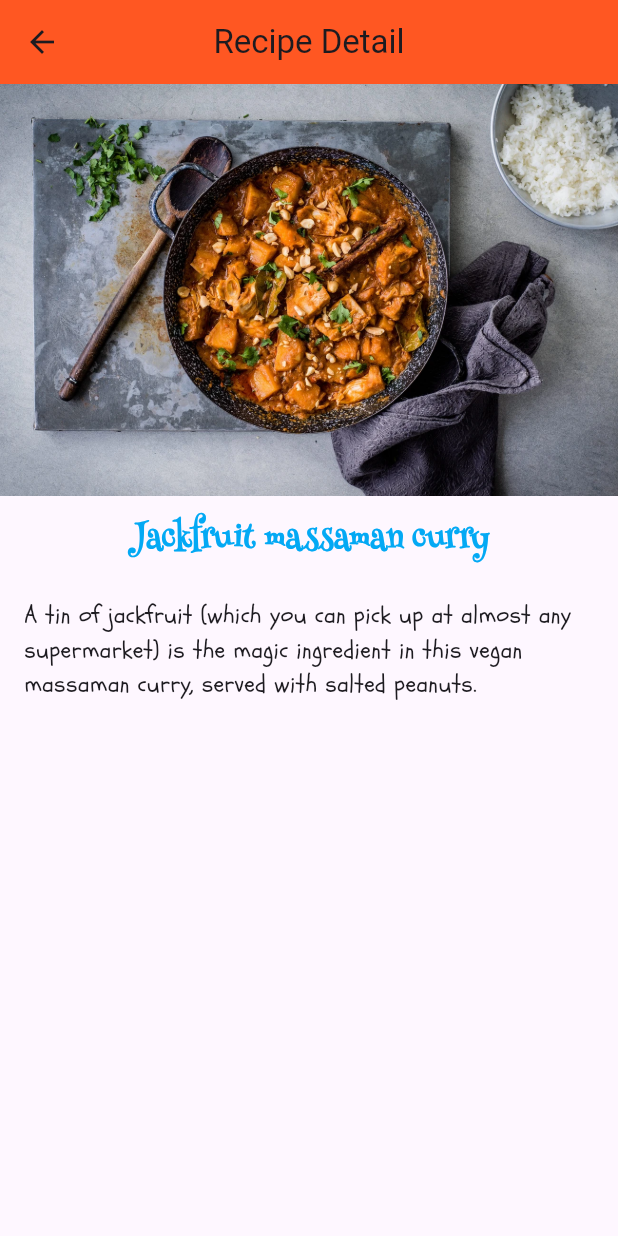
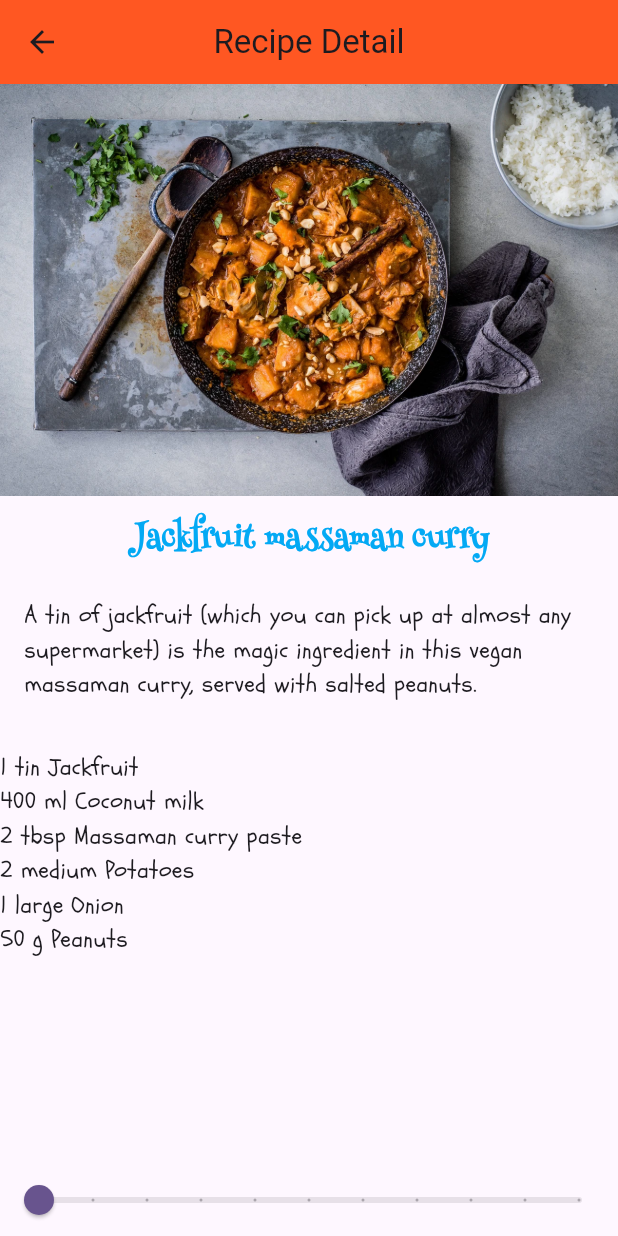
Before and after one commit to NoppharutO151/flutter_application_1, a Flutter app: the screen it shows after launch, after a tap on "Jackfruit massaman curry", on a phone screen of 412 x 824 dp. Run offline on Flutter 3.47's test engine with Material 3 defaults, Android fonts, the phone set to English and light mode, and no system bars.

Commit message:
Week 4 Classworks

```diff
--- a/lib/main.dart
+++ b/lib/main.dart
@@ -1,6 +1,7 @@
 import 'package:flutter/material.dart';
 import 'package:flutter_application_1/model/recipe.dart';
 import 'package:flutter_application_1/recipe_detail.dart';
+import 'package:flutter_application_1/model/ingredient.dart';
 
 void main() {
   runApp(const RecipeApp());
@@ -66,6 +67,7 @@ class _MyHomePageState extends State<MyHomePage> {
                   );
                 },
                 child: buildRecipeCard(Recipe.samples[index]),
+
               );
             },
             itemCount: Recipe.samples.length,
--- /dev/null
+++ b/lib/model/ingredient.dart
@@ -0,0 +1,13 @@
+class Ingredientn {
+  String name; // Name of the ingredient (e.g., "Sugar")
+  int quantity; // Quantity of the ingredient (e.g., "2")
+  String unit; // Unit of measurement (e.g., "cups"
+
+  //constructor
+
+  Ingredientn({
+    required this.name,
+    required this.quantity,
+    required this.unit,
+  });
+}
--- a/lib/model/recipe.dart
+++ b/lib/model/recipe.dart
@@ -1,16 +1,47 @@
+import 'package:flutter_application_1/model/ingredient.dart';
+
 class Recipe {
   String imgLabel; // Label for the image
   String imageUrl; // URL of the image
   String imageDetail; // Detail description of the image
+  List<Ingredientn> ingredients; // List of ingredients
 
-  Recipe(this.imageUrl, this.imgLabel, this.imageDetail);
+  Recipe(this.imageUrl, this.imgLabel, this.imageDetail, this.ingredients);
   static List<Recipe> samples =
   [
-   Recipe('assets/images/images01.webp', 'Jackfruit massaman curry', 'A tin of jackfruit (which you can pick up at almost any supermarket) is the magic ingredient in this vegan massaman curry, served with salted peanuts.'),
-   Recipe('assets/images/images02.webp', 'Crab fried rice with prik nam pla', 'Spice up your rice with crab, broccoli and prik nam pla – a punchy Thai-style dipping sauce.'),
-   Recipe('assets/images/images03.webp', 'Kohlrabi and crab salad', 'Check out our punchy Thai-style recipe with white crabmeat and kohlrabi. This simple salad is easy to make, low in calories and ready in just 15 minutes.'),
+   Recipe('assets/images/images01.webp', 'Jackfruit massaman curry', 'A tin of jackfruit (which you can pick up at almost any supermarket) is the magic ingredient in this vegan massaman curry, served with salted peanuts.', [
+    Ingredientn(name: 'Jackfruit', quantity: 1, unit: 'tin'),
+    Ingredientn(name: 'Coconut milk', quantity: 400, unit: 'ml'),
+    Ingredientn(name: 'Massaman curry paste', quantity: 2, unit: 'tbsp'),
+    Ingredientn(name: 'Potatoes', quantity: 2, unit: 'medium'),
+    Ingredientn(name: 'Onion', quantity: 1, unit: 'large'),
+    Ingredientn(name: 'Peanuts', quantity: 50, unit: 'g'),
+   ]),
+   Recipe('assets/images/images02.webp', 'Crab fried rice with prik nam pla', 'Spice up your rice with crab, broccoli and prik nam pla – a punchy Thai-style dipping sauce.',[
+    Ingredientn(name: 'Cooked rice', quantity: 300, unit: 'g'),
+    Ingredientn(name: 'Crab meat', quantity: 150, unit: 'g'),
+    Ingredientn(name: 'Broccoli', quantity: 100, unit: 'g'),
+    Ingredientn(name: 'Garlic', quantity: 2, unit: 'cloves'),
+    Ingredientn(name: 'Soy sauce', quantity: 1, unit: 'tbsp'),
+    Ingredientn(name: 'Eggs', quantity: 2, unit: 'large'),
+   ]),
+   Recipe('assets/images/images03.webp', 'Kohlrabi and crab salad', 'Check out our punchy Thai-style recipe with white crabmeat and kohlrabi. This simple salad is easy to make, low in calories and ready in just 15 minutes.', [
+    Ingredientn(name: 'Kohlrabi', quantity: 1, unit: 'medium'),
+    Ingredientn(name: 'Crab meat', quantity: 150, unit: 'g'),
+    Ingredientn(name: 'Lime juice', quantity: 2, unit: 'tbsp'),
+    Ingredientn(name: 'Fish sauce', quantity: 1, unit: 'tbsp'),
+    Ingredientn(name: 'Chili', quantity: 1, unit: 'small'),
+    Ingredientn(name: 'Coriander', quantity: 10, unit: 'g'),
+   ]),
    Recipe('assets/images/images04.webp','Crying tiger beef salad (yum nua seua rong hai)',
-   'Enjoy the bold, spicy and tangy flavours of crying tiger beef salad, a Thai special-occasion dish. Tender grilled sirloin sits on crisp lettuce, dressed with a zesty lime and chilli sauce.'),
+   'Enjoy the bold, spicy and tangy flavours of crying tiger beef salad, a Thai special-occasion dish. Tender grilled sirloin sits on crisp lettuce, dressed with a zesty lime and chilli sauce.', [
+    Ingredientn(name: 'Beef sirloin', quantity: 300, unit: 'g'),
+    Ingredientn(name: 'Lettuce', quantity: 1, unit: 'head'),
+    Ingredientn(name: 'Lime juice', quantity: 3, unit: 'tbsp'),
+    Ingredientn(name: 'Fish sauce', quantity: 2, unit: 'tbsp'),
+    Ingredientn(name: 'Chili flakes', quantity: 1, unit: 'tsp'),
+    Ingredientn(name: 'Sugar', quantity: 1, unit: 'tsp'),
+   ]),
   ];
 
  }
--- a/lib/recipe_detail.dart
+++ b/lib/recipe_detail.dart
@@ -1,7 +1,8 @@
 import 'package:flutter/material.dart';
 import 'package:flutter_application_1/model/recipe.dart';
+import 'package:flutter_application_1/model/ingredient.dart';
 
-class RecipeDetail extends StatelessWidget {
+class RecipeDetail extends StatefulWidget {
   // receive data from main.dart
   final Recipe recipe;
 
@@ -9,16 +10,34 @@ class RecipeDetail extends StatelessWidget {
   const RecipeDetail({super.key, required this.recipe});
 
   @override
+  State<StatefulWidget> createState() {
+    return RecipeDetailState();
+  }
+}
+
+class RecipeDetailState extends State<RecipeDetail> {
+  int sliderVal = 1; // Default servings value
+
+  @override
   Widget build(BuildContext context) {
+
+    final recipe = widget.recipe;
+
     return Scaffold(
       appBar: AppBar(title: const Text('Recipe Detail')),
       body: Column(
         children: [
           Image(image: AssetImage(recipe.imageUrl)),
           SizedBox(height: 16.0),
-          Text(recipe.imgLabel, style: TextStyle(color: Colors.lightBlue,
-          fontWeight: FontWeight.bold, fontSize: 20.0,fontFamily: 'HennyPenny'
-),),
+          Text(
+            recipe.imgLabel,
+            style: TextStyle(
+              color: Colors.lightBlue,
+              fontWeight: FontWeight.bold,
+              fontSize: 20.0,
+              fontFamily: 'HennyPenny',
+            ),
+          ),
 
           SizedBox(height: 8.0),
           Padding(
@@ -28,8 +47,38 @@ class RecipeDetail extends StatelessWidget {
               style: TextStyle(fontSize: 16.0, fontFamily: 'Schoolbell'),
             ),
           ),
+
+          SizedBox(height: 16.0),
+          Expanded(
+            child: ListView.builder(
+              itemBuilder: (BuildContext context, int index) {
+                final ingredient = recipe.ingredients[index];
+                return Text(
+                  '${ingredient.quantity*sliderVal} ${ingredient.unit} ${ingredient.name}',
+                  style: const TextStyle(fontSize: 16.0, fontFamily: 'Schoolbell'),
+                );
+              },
+              itemCount: recipe.ingredients.length,
+            ),
+          ),
+
+          SizedBox(height: 16.0),
+          Slider(
+            min: 1,
+            max: 10,
+            divisions: 10,
+            label: '${sliderVal} servings',
+            value: sliderVal.toDouble(),
+            onChanged: (newValue) {
+              // 2. ต้องใช้ setState เพื่อบอก Flutter ว่าค่าเปลี่ยนแล้ว ให้วาดหน้าจอใหม่
+              setState(() {
+                sliderVal = newValue.round(); // ใช้ round() เพื่อปัดเศษให้เป็นจำนวนเต็มที่ใกล้ที่สุด
+          } );
+          }
+          ),
+
         ],
       ),
     );
-  }
-}
+
+  }}
```
